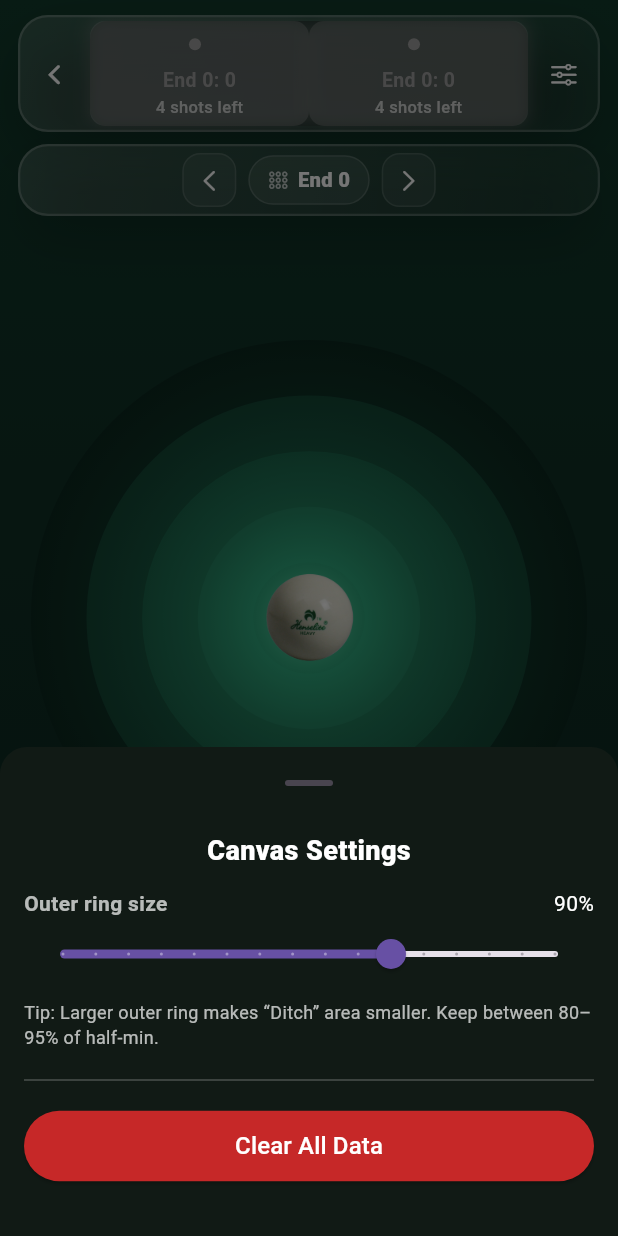
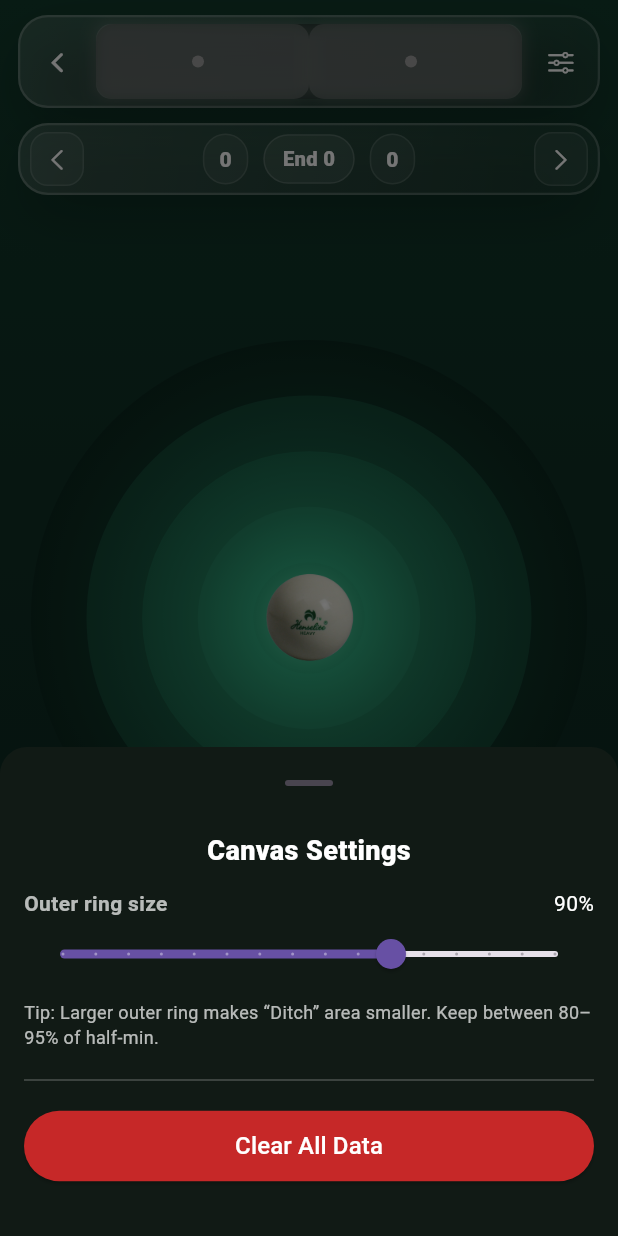
Before and after one commit to RohitGhosh07/scoringmatlength, a Flutter app: the ScoringScreen screen opened directly with empty values, after a tap on an icon or button, on a phone screen of 412 x 824 dp. Run offline on Flutter 3.47's test engine with Material 3 defaults, Android fonts, the phone set to English and light mode, and no system bars; our stand-ins replace flutter_animate, flutter_riverpod, shared_preferences; accounts and stored records are empty.

Commit message:
Refactor scoring screen layout for cleaner structure and modernize end score display

```diff
--- a/lib/screens/scoringscreen.dart
+++ b/lib/screens/scoringscreen.dart
@@ -404,7 +404,7 @@ class _ScoringScreenState extends State<ScoringScreen>
                 children: [
                   Positioned.fill(child: canvas),
 
-                  // Top: player + end mini bar (refactored)
+                  // Top: player + end mini bar (refactored, same UI, cleaner structure)
                   SafeArea(
                     minimum: const EdgeInsets.fromLTRB(12, 10, 12, 0),
                     child: Column(
@@ -414,8 +414,8 @@ class _ScoringScreenState extends State<ScoringScreen>
                         GlassPill(
                           child: Padding(
                             padding: const EdgeInsets.symmetric(
-                              horizontal: 6,
-                              vertical: 4,
+                              horizontal: 8,
+                              vertical: 6,
                             ),
                             child: Row(
                               children: [
@@ -425,7 +425,7 @@ class _ScoringScreenState extends State<ScoringScreen>
                                   tooltip: 'Back',
                                 ),
 
-                                const SizedBox(width: 6),
+                                const SizedBox(width: 8),
 
                                 // Flexible PlayerToggle so it never overflows
                                 Expanded(
@@ -438,8 +438,8 @@ class _ScoringScreenState extends State<ScoringScreen>
                                       onChanged: _switchPlayer,
                                       scores: _computeScores(),
                                       shotsLeft: {
-                                        'p1': 4 - (_playerShots('p1').length),
-                                        'p2': 4 - (_playerShots('p2').length),
+                                        'p1': 4 - _playerShots('p1').length,
+                                        'p2': 4 - _playerShots('p2').length,
                                       },
                                       endScores: widget.endScore,
                                       currentEnd: widget.currentEnd,
@@ -447,7 +447,7 @@ class _ScoringScreenState extends State<ScoringScreen>
                                   ),
                                 ),
 
-                                const SizedBox(width: 6),
+                                const SizedBox(width: 8),
 
                                 CompactIconButton(
                                   onPressed: () => _openSettingsSheet(context),
@@ -459,9 +459,47 @@ class _ScoringScreenState extends State<ScoringScreen>
                           ),
                         ),
 
-                        const SizedBox(height: 8),
+                        const SizedBox(height: 10),
 
-                        // Row 2: End selector (centered). Kept inside its own pill for clarity.
+                        // End score display with modern look (kept same content, cleaner layout)
+                        // GlassPill(
+                        //   child: Padding(
+                        //     padding: const EdgeInsets.all(12),
+                        //     child: Row(
+                        //       children: [
+                        //         Expanded(
+                        //           child: _buildModernScoreCard(
+                        //             playerName: widget.player1.name,
+                        //             playerColor: widget.player1.color,
+                        //             score: widget.endScore['player1'] ?? 0,
+                        //             endNumber: widget.currentEnd,
+                        //           ),
+                        //         ),
+                        //         // Slim divider
+                        //         Container(
+                        //           width: 1,
+                        //           height: 40,
+                        //           margin: const EdgeInsets.symmetric(
+                        //             horizontal: 12,
+                        //           ),
+                        //           color: Colors.white12,
+                        //         ),
+                        //         Expanded(
+                        //           child: _buildModernScoreCard(
+                        //             playerName: widget.player2.name,
+                        //             playerColor: widget.player2.color,
+                        //             score: widget.endScore['player2'] ?? 0,
+                        //             endNumber: widget.currentEnd,
+                        //           ),
+                        //         ),
+                        //       ],
+                        //     ),
+                        //   ),
+                        // ),
+
+                        // const SizedBox(height: 10),
+
+                        // Row 2: End selector (centered) — kept in its own pill
                         GlassPill(
                           child: Padding(
                             padding: const EdgeInsets.symmetric(
@@ -473,6 +511,8 @@ class _ScoringScreenState extends State<ScoringScreen>
                                 currentEnd: _currentEnd,
                                 onPrev: _prevEnd,
                                 onNext: _nextEnd,
+                                leftScore: widget.endScore['player1'] ?? 0,
+                                rightScore: widget.endScore['player2'] ?? 0,
                               ),
                             ),
                           ),
@@ -480,33 +520,6 @@ class _ScoringScreenState extends State<ScoringScreen>
                       ],
                     ),
                   ),
-
-                  // // End score display
-                  // Positioned(
-                  //   left: 12,
-                  //   right: 12,
-                  //   bottom: 140, // Position above the actions panel
-                  //   child: Container(
-                  //     margin: const EdgeInsets.only(bottom: 8),
-                  //     child: Column(
-                  //       mainAxisSize: MainAxisSize.min,
-                  //       children: [
-                  //         EndScoreDisplay(
-                  //           playerName: widget.player1.name,
-                  //           playerColor: widget.player1.color,
-                  //           score: widget.endScore['player1'] ?? 0,
-                  //           endNumber: widget.currentEnd,
-                  //         ),
-                  //         EndScoreDisplay(
-                  //           playerName: widget.player2.name,
-                  //           playerColor: widget.player2.color,
-                  //           score: widget.endScore['player2'] ?? 0,
-                  //           endNumber: widget.currentEnd,
-                  //         ),
-                  //       ],
-                  //     ),
-                  //   ),
-                  // ),
 
                   // Bottom: recent + actions
                   SafeArea(
@@ -616,6 +629,51 @@ class _ScoringScreenState extends State<ScoringScreen>
       ringCounts: ringCounts,
       wood: wood,
       perPlayerShots: perPlayer,
+    );
+  }
+
+  /* -------------------- UI Helpers -------------------- */
+  Widget _buildModernScoreCard({
+    required String playerName,
+    required Color playerColor,
+    required int score,
+    required int endNumber,
+  }) {
+    return Column(
+      mainAxisSize: MainAxisSize.min,
+      children: [
+        Row(
+          mainAxisAlignment: MainAxisAlignment.center,
+          children: [
+            Container(
+              width: 6,
+              height: 6,
+              decoration: BoxDecoration(
+                color: playerColor,
+                shape: BoxShape.circle,
+              ),
+            ),
+            const SizedBox(width: 6),
+            Text(
+              playerName,
+              style: const TextStyle(
+                color: Colors.white,
+                fontWeight: FontWeight.w500,
+                fontSize: 14,
+              ),
+            ),
+          ],
+        ),
+        const SizedBox(height: 8),
+        Text(
+          score.toString(),
+          style: TextStyle(
+            color: playerColor,
+            fontWeight: FontWeight.bold,
+            fontSize: 28,
+          ),
+        ),
+      ],
     );
   }
 
--- a/lib/widgets/end_selector.dart
+++ b/lib/widgets/end_selector.dart
@@ -7,31 +7,61 @@ class EndSelector extends StatelessWidget {
     required this.currentEnd,
     required this.onPrev,
     required this.onNext,
+    required this.leftScore,
+    required this.rightScore,
+    this.leftLabel,
+    this.rightLabel,
   });
 
   final int currentEnd;
   final VoidCallback onPrev;
   final VoidCallback onNext;
 
+  /// Scores to show on the left and right of the End badge
+  final int leftScore;
+  final int rightScore;
+
+  /// Optional team labels under the scores
+  final String? leftLabel;
+  final String? rightLabel;
+
   @override
   Widget build(BuildContext context) {
-    return Row(
-      mainAxisSize: MainAxisSize.min,
+    return SizedBox(
+      width: double.infinity, // lets the arrows sit at the extremes
+      child: Row(
         children: [
+          // Extreme left arrow
           MiniGlassButton(
             icon: CupertinoIcons.chevron_left,
             onTap: onPrev,
             tooltip: 'Previous End',
           ),
-        const SizedBox(width: 8),
+
+          // Center area expands; scores flank the End badge
+          Expanded(
+            child: Center(
+              child: Row(
+                mainAxisSize: MainAxisSize.min,
+                children: [
+                  ScorePill(value: leftScore, label: leftLabel),
+                  const SizedBox(width: 10),
                   EndBadge(value: currentEnd),
-        const SizedBox(width: 8),
+                  const SizedBox(width: 10),
+                  ScorePill(value: rightScore, label: rightLabel),
+                ],
+              ),
+            ),
+          ),
+
+          // Extreme right arrow
           MiniGlassButton(
             icon: CupertinoIcons.chevron_right,
             onTap: onNext,
             tooltip: 'Next End',
           ),
         ],
+      ),
     );
   }
 }
@@ -92,12 +122,12 @@ class EndBadge extends StatelessWidget {
         child: Row(
           mainAxisSize: MainAxisSize.min,
           children: [
-            const Icon(
-              CupertinoIcons.circle_grid_3x3,
-              size: 14,
-              color: Colors.white70,
-            ),
-            const SizedBox(width: 6),
+            // const Icon(
+            //   CupertinoIcons.circle_grid_3x3,
+            //   size: 14,
+            //   color: Colors.white70,
+            // ),
+            // const SizedBox(width: 6),
             Text(
               'End $value',
               style: const TextStyle(
@@ -113,3 +143,47 @@ class EndBadge extends StatelessWidget {
     );
   }
 }
+
+class ScorePill extends StatelessWidget {
+  const ScorePill({super.key, required this.value, this.label});
+
+  final int value;
+  final String? label;
+
+  @override
+  Widget build(BuildContext context) {
+    return Container(
+      padding: const EdgeInsets.symmetric(horizontal: 10, vertical: 6),
+      decoration: BoxDecoration(
+        color: Colors.white.withOpacity(0.06),
+        borderRadius: BorderRadius.circular(16),
+        border: Border.all(color: Colors.white.withOpacity(0.12)),
+      ),
+      child: Column(
+        mainAxisSize: MainAxisSize.min,
+        children: [
+          Text(
+            '$value',
+            style: const TextStyle(
+              color: Colors.white,
+              fontWeight: FontWeight.w800,
+              fontSize: 14,
+              letterSpacing: 0.2,
+            ),
+          ),
+          if (label != null) ...[
+            const SizedBox(height: 2),
+            Text(
+              label!,
+              style: const TextStyle(
+                color: Colors.white70,
+                fontSize: 10.5,
+                height: 1.0,
+              ),
+            ),
+          ],
+        ],
+      ),
+    );
+  }
+}
--- a/lib/widgets/player_toggle.dart
+++ b/lib/widgets/player_toggle.dart
@@ -24,7 +24,7 @@ class PlayerToggle extends StatelessWidget {
   @override
   Widget build(BuildContext context) {
     return Container(
-      height: 70,
+      height: 50,
       decoration: BoxDecoration(
         gradient: LinearGradient(
           colors: [
@@ -93,27 +93,27 @@ class PlayerToggle extends StatelessWidget {
                         ),
                       ],
                     ),
-                    const SizedBox(height: 4),
-                    Column(
-                      children: [
-                        Text(
-                          'End $currentEnd: ${endScores[p.id == 'p1' ? 'player1' : 'player2'] ?? 0}',
-                          style: TextStyle(
-                            color: p.color,
-                            fontSize: 13,
-                            fontWeight: FontWeight.w700,
-                          ),
-                        ),
-                        Text(
-                          '${shotsLeft[p.id] ?? 4} shots left',
-                          style: TextStyle(
-                            color: Colors.white.withOpacity(0.7),
-                            fontSize: 11,
-                            fontWeight: FontWeight.w500,
-                          ),
-                        ),
-                      ],
-                    ),
+                    // const SizedBox(height: 4),
+                    // Column(
+                    //   children: [
+                    //     Text(
+                    //       'End $currentEnd: ${endScores[p.id == 'p1' ? 'player1' : 'player2'] ?? 0}',
+                    //       style: TextStyle(
+                    //         color: p.color,
+                    //         fontSize: 13,
+                    //         fontWeight: FontWeight.w700,
+                    //       ),
+                    //     ),
+                    //     Text(
+                    //       '${shotsLeft[p.id] ?? 4} shots left',
+                    //       style: TextStyle(
+                    //         color: Colors.white.withOpacity(0.7),
+                    //         fontSize: 11,
+                    //         fontWeight: FontWeight.w500,
+                    //       ),
+                    //     ),
+                    //   ],
+                    // ),
                   ],
                 ),
               ),
```
Lines whose indentation alone changed are shown as unchanged.
